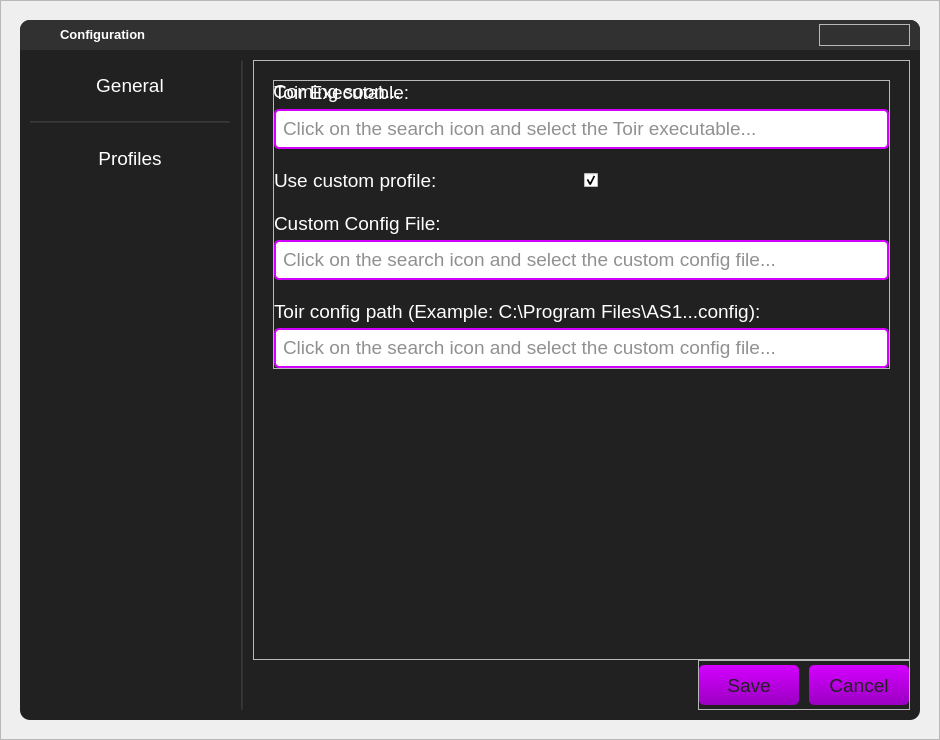
Qt form core/config.ui (bielviana/Toir-Loader) before a commit.
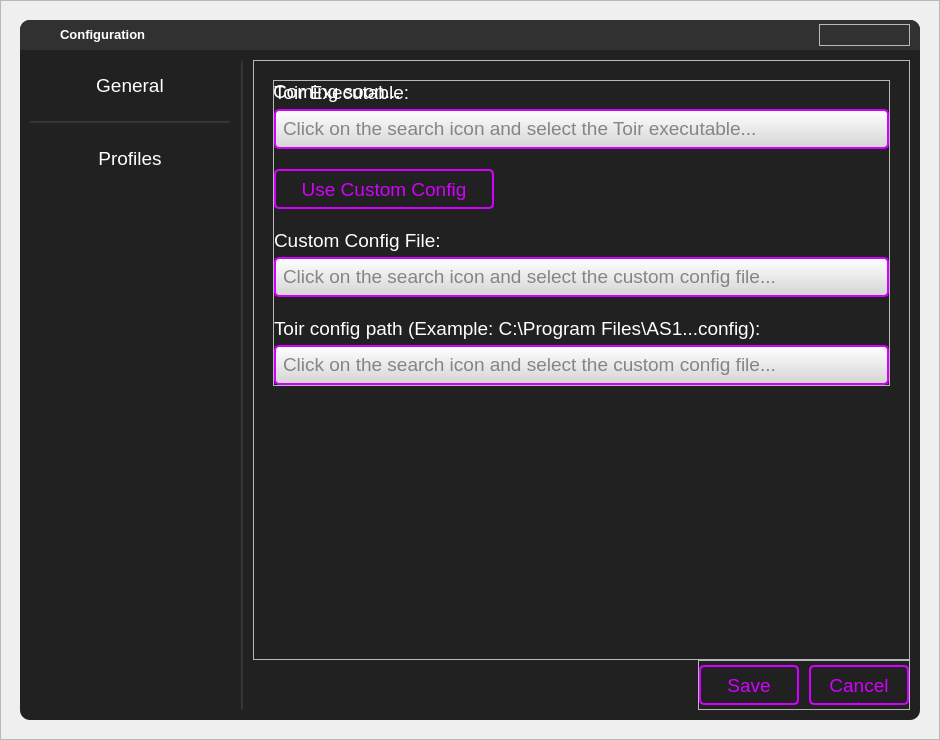
The same form after that commit. Icons and pictures are not drawn.

```diff
--- a/core/config.ui
+++ b/core/config.ui
@@ -68,7 +68,7 @@
 }
 
 #searchConfigFrame {
-	background-color: #ffffff;
+	background-color: qlineargradient(spread:pad, x1:0.5, y1:0, x2:0.5, y2:1, stop:0 rgba(255, 255, 255, 255), stop:1 rgba(212, 212, 212, 255));
 	border: 2px solid #d400ff;
 	border-radius: 5px;
 }
@@ -101,7 +101,7 @@
 }
 
 #searchFileFrame {
-	background-color: #ffffff;
+	background-color: qlineargradient(spread:pad, x1:0.5, y1:0, x2:0.5, y2:1, stop:0 rgba(255, 255, 255, 255), stop:1 rgba(212, 212, 212, 255));
 	border: 2px solid #d400ff;
 	border-radius: 5px;
 }
@@ -134,7 +134,7 @@
 }
 
 #searchAS1Frame {
-	background-color: #ffffff;
+	background-color: qlineargradient(spread:pad, x1:0.5, y1:0, x2:0.5, y2:1, stop:0 rgba(255, 255, 255, 255), stop:1 rgba(212, 212, 212, 255));
 	border: 2px solid #d400ff;
 	border-radius: 5px;
 }
@@ -166,31 +166,39 @@
 	border-radius: 5px;
 }
 
+#useCCBtn {
+	background-color: #212121;
+	color: #d400ff;
+	border: 2px solid #d400ff;
+	border-radius: 5px;
+}
+
+#useCCBtn:hover {
+	background-color: #313131;
+}
+
+#useCCBtn:pressed {
+	background-color: #212121;
+	color: #313131;
+	border: 2px solid #313131;
+}
+
 #configFrame #tab2 {
 	background-color: transparent;
 	border: none;
 }
 
-#saveBtn {
-	background-color: qlineargradient(spread:pad, x1:0.489, y1:0, x2:0.511, y2:1, stop:0 rgba(212, 0, 255, 255), stop:1 rgba(155, 0, 194, 255));
-	border-radius: 5px;
-	color: #212121;
-}
-#saveBtn:hover {
-	background-color: qlineargradient(spread:pad, x1:0.5, y1:0, x2:0.5, y2:1, stop:0 rgba(255, 255, 255, 255), stop:1 rgba(212, 212, 212, 255));
-	border: 2px solid #d400ff;
-	color: #d400ff;
-}
-#saveBtn:pressed {
+#configBtns QPushButton {
 	background-color: #212121;
 	border: 2px solid #d400ff;
 	color: #d400ff;
+	border: 2px solid #d400ff;
+	border-radius: 5px;
 }
-
-#cancelBtn {
+#configBtns QPushButton:hover {
 	background-color: qlineargradient(spread:pad, x1:0.489, y1:0, x2:0.511, y2:1, stop:0 rgba(212, 0, 255, 255), stop:1 rgba(155, 0, 194, 255));
-	border-radius: 5px;
-	color: #212121;
+	color: #ffffff;
+	border: 2px solid #ffffff;
 }
 #cancelBtn:hover {
 	background-color: qlineargradient(spread:pad, x1:0.5, y1:0, x2:0.5, y2:1, stop:0 rgba(255, 255, 255, 255), stop:1 rgba(212, 212, 212, 255));
@@ -846,7 +854,7 @@
                     </layout>
                    </widget>
                   </item>
-                  <item>
+                  <item alignment="Qt::AlignLeft">
                    <widget class="QWidget" name="tab1_line4" native="true">
                     <layout class="QHBoxLayout" name="horizontalLayout_6">
                      <property name="spacing">
@@ -864,25 +872,27 @@
                      <property name="bottomMargin">
                       <number>0</number>
                      </property>
-                     <item alignment="Qt::AlignLeft">
-                      <widget class="QLabel" name="customConfigLabel">
+                     <item>
+                      <widget class="QPushButton" name="useCCBtn">
+                       <property name="minimumSize">
+                        <size>
+                         <width>220</width>
+                         <height>40</height>
+                        </size>
+                       </property>
+                       <property name="maximumSize">
+                        <size>
+                         <width>200</width>
+                         <height>40</height>
+                        </size>
+                       </property>
                        <property name="font">
                         <font>
                          <pointsize>14</pointsize>
                         </font>
                        </property>
                        <property name="text">
-                        <string>Use custom profile:</string>
-                       </property>
-                      </widget>
-                     </item>
-                     <item alignment="Qt::AlignLeft">
-                      <widget class="QCheckBox" name="customConfigCheckBox">
-                       <property name="text">
-                        <string/>
-                       </property>
-                       <property name="checked">
-                        <bool>true</bool>
+                        <string>Use Custom Config</string>
                        </property>
                       </widget>
                      </item>
```
Left out of the diff: 12 changed lines with no effect on the pictures.
